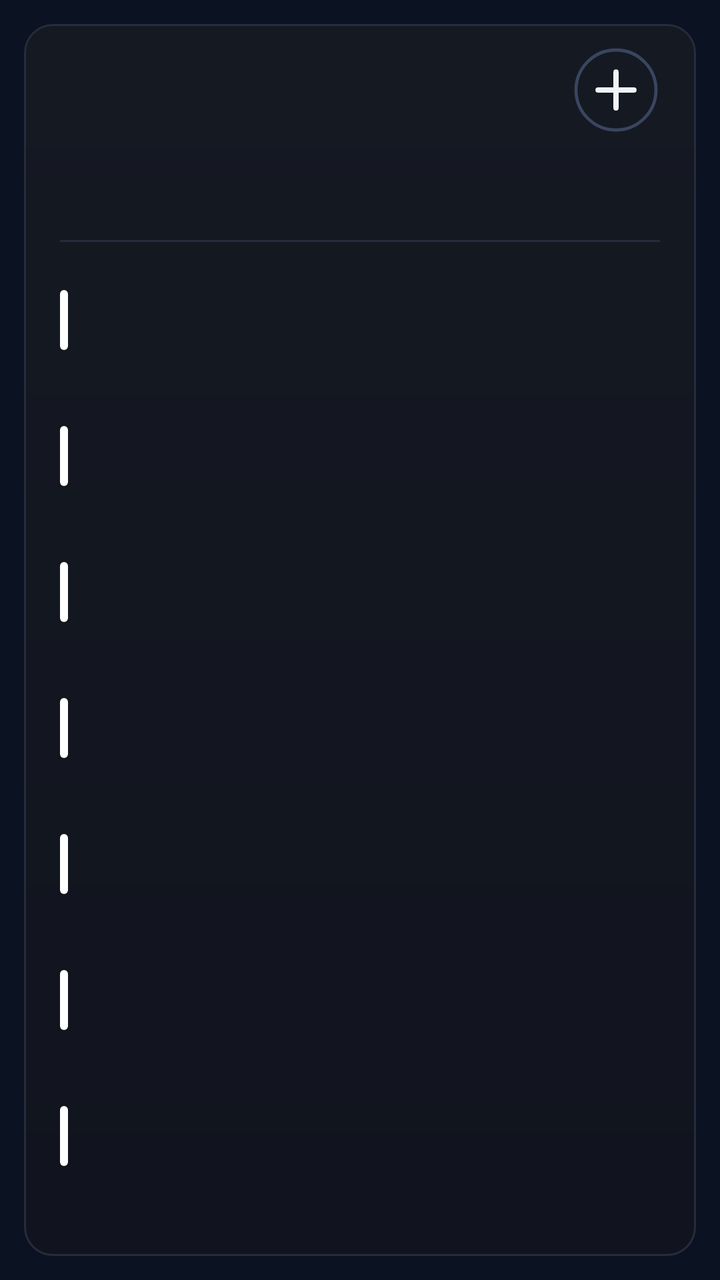
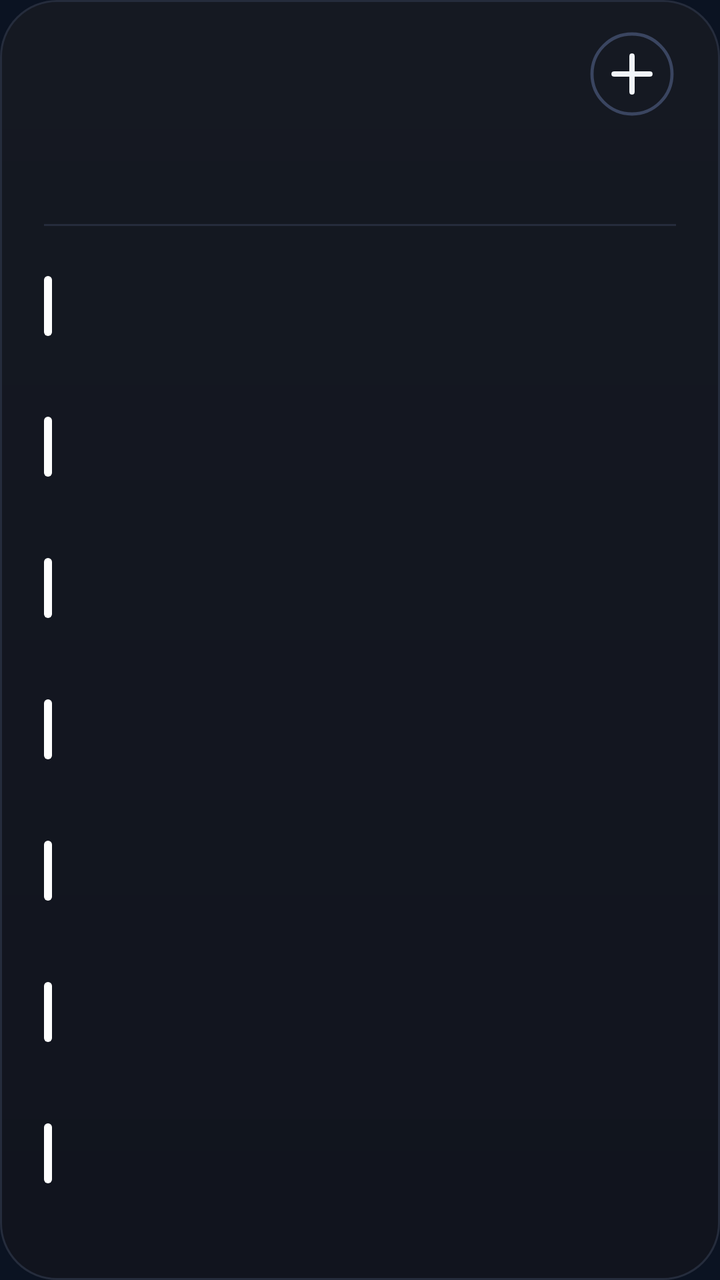

Compare the two renders of this Android layout. The source of the first and the diff that turns it into the second are given below.
<!-- AndroidManifest.xml: application theme AppTheme -->
<!-- res/layout/cal_k7.xml -->
<?xml version="1.0" encoding="utf-8"?>
<FrameLayout xmlns:android="http://schemas.android.com/apk/res/android"
    android:id="@+id/root"
    android:layout_width="match_parent"
    android:layout_height="match_parent"
    android:padding="12dp">

    <LinearLayout
        android:id="@+id/panel"
        android:layout_width="match_parent"
        android:layout_height="match_parent"
        android:background="@drawable/cal_panel"
        android:orientation="vertical"
        android:paddingStart="18dp"
        android:paddingTop="9dp"
        android:paddingEnd="18dp"
        android:paddingBottom="12dp">

        
        <LinearLayout
            android:layout_width="match_parent"
            android:layout_height="48dp"
            android:gravity="center_vertical"
            android:orientation="horizontal">
        <ImageView
            android:id="@+id/cal_day"
            android:layout_width="wrap_content"
            android:layout_height="47dp"
            android:adjustViewBounds="true"
            android:scaleType="fitStart" />

            <LinearLayout
                android:layout_width="0dp"
                android:layout_height="wrap_content"
                android:layout_marginStart="12dp"
                android:layout_weight="1"
                android:orientation="vertical">
                <ImageView
                    android:id="@+id/cal_month"
                    android:layout_width="match_parent"
                    android:layout_height="23dp"
                    android:adjustViewBounds="true"
                    android:scaleType="fitStart" />
                <ImageView
                    android:id="@+id/cal_sub"
                    android:layout_width="match_parent"
                    android:layout_height="16dp"
                    android:adjustViewBounds="true"
                    android:layout_marginTop="2dp"
                    android:scaleType="fitStart" />
            </LinearLayout>

            <ImageView
                android:id="@+id/btn_add"
                android:layout_width="44dp"
                android:layout_height="44dp"
                android:contentDescription="New event"
                android:src="@drawable/ic_cal_add" />
        </LinearLayout>

        
        <LinearLayout
            android:layout_width="match_parent"
            android:layout_height="44dp"
            android:layout_marginTop="2dp"
            android:orientation="horizontal">
            <LinearLayout
                android:layout_width="0dp"
                android:layout_height="match_parent"
                android:layout_weight="1"
                android:gravity="center_horizontal"
                android:orientation="vertical">
                <ImageView
                    android:id="@+id/wk_label_0"
                    android:layout_width="wrap_content"
                    android:layout_height="14dp"
                    android:adjustViewBounds="true"
                    android:scaleType="fitCenter" />
                <ImageView
                    android:id="@+id/wk_num_0"
                    android:layout_width="26dp"
                    android:layout_height="26dp"
                    android:adjustViewBounds="true"
                    android:layout_marginTop="3dp"
                    android:scaleType="fitCenter" />
            </LinearLayout>
            <LinearLayout
                android:layout_width="0dp"
                android:layout_height="match_parent"
                android:layout_weight="1"
                android:gravity="center_horizontal"
                android:orientation="vertical">
                <ImageView
                    android:id="@+id/wk_label_1"
                    android:layout_width="wrap_content"
                    android:layout_height="14dp"
                    android:adjustViewBounds="true"
                    android:scaleType="fitCenter" />
                <ImageView
                    android:id="@+id/wk_num_1"
                    android:layout_width="26dp"
                    android:layout_height="26dp"
                    android:adjustViewBounds="true"
                    android:layout_marginTop="3dp"
                    android:scaleType="fitCenter" />
            </LinearLayout>
            <LinearLayout
                android:layout_width="0dp"
                android:layout_height="match_parent"
                android:layout_weight="1"
                android:gravity="center_horizontal"
                android:orientation="vertical">
                <ImageView
                    android:id="@+id/wk_label_2"
                    android:layout_width="wrap_content"
                    android:layout_height="14dp"
                    android:adjustViewBounds="true"
                    android:scaleType="fitCenter" />
                <ImageView
                    android:id="@+id/wk_num_2"
                    android:layout_width="26dp"
                    android:layout_height="26dp"
                    android:adjustViewBounds="true"
                    android:layout_marginTop="3dp"
                    android:scaleType="fitCenter" />
            </LinearLayout>
            <LinearLayout
                android:layout_width="0dp"
                android:layout_height="match_parent"
                android:layout_weight="1"
                android:gravity="center_horizontal"
                android:orientation="vertical">
                <ImageView
                    android:id="@+id/wk_label_3"
                    android:layout_width="wrap_content"
                    android:layout_height="14dp"
                    android:adjustViewBounds="true"
                    android:scaleType="fitCenter" />
                <ImageView
                    android:id="@+id/wk_num_3"
                    android:layout_width="26dp"
                    android:layout_height="26dp"
                    android:adjustViewBounds="true"
                    android:layout_marginTop="3dp"
                    android:scaleType="fitCenter" />
            </LinearLayout>
            <LinearLayout
                android:layout_width="0dp"
                android:layout_height="match_parent"
                android:layout_weight="1"
                android:gravity="center_horizontal"
                android:orientation="vertical">
                <ImageView
                    android:id="@+id/wk_label_4"
                    android:layout_width="wrap_content"
                    android:layout_height="14dp"
                    android:adjustViewBounds="true"
                    android:scaleType="fitCenter" />
                <ImageView
                    android:id="@+id/wk_num_4"
                    android:layout_width="26dp"
                    android:layout_height="26dp"
                    android:adjustViewBounds="true"
                    android:layout_marginTop="3dp"
                    android:scaleType="fitCenter" />
            </LinearLayout>
            <LinearLayout
                android:layout_width="0dp"
                android:layout_height="match_parent"
                android:layout_weight="1"
                android:gravity="center_horizontal"
                android:orientation="vertical">
                <ImageView
                    android:id="@+id/wk_label_5"
                    android:layout_width="wrap_content"
                    android:layout_height="14dp"
                    android:adjustViewBounds="true"
                    android:scaleType="fitCenter" />
                <ImageView
                    android:id="@+id/wk_num_5"
                    android:layout_width="26dp"
                    android:layout_height="26dp"
                    android:adjustViewBounds="true"
                    android:layout_marginTop="3dp"
                    android:scaleType="fitCenter" />
            </LinearLayout>
            <LinearLayout
                android:layout_width="0dp"
                android:layout_height="match_parent"
                android:layout_weight="1"
                android:gravity="center_horizontal"
                android:orientation="vertical">
                <ImageView
                    android:id="@+id/wk_label_6"
                    android:layout_width="wrap_content"
                    android:layout_height="14dp"
                    android:adjustViewBounds="true"
                    android:scaleType="fitCenter" />
                <ImageView
                    android:id="@+id/wk_num_6"
                    android:layout_width="26dp"
                    android:layout_height="26dp"
                    android:adjustViewBounds="true"
                    android:layout_marginTop="3dp"
                    android:scaleType="fitCenter" />
            </LinearLayout>
        </LinearLayout>

        <ImageView
            android:layout_width="match_parent"
            android:layout_height="1dp"
            android:layout_marginTop="5dp"
            android:layout_marginBottom="5dp"
            android:scaleType="fitXY"
            android:src="@drawable/cal_divider" />

        
        <LinearLayout
            android:layout_width="match_parent"
            android:layout_height="0dp"
            android:layout_weight="1"
            android:orientation="vertical">
        <LinearLayout
            android:id="@+id/cal_row_0"
            android:layout_width="match_parent"
            android:layout_height="0dp"
            android:layout_weight="1"
            android:gravity="center_vertical"
            android:orientation="horizontal">

            <ImageView
                android:id="@+id/cal_bar_0"
                android:layout_width="4dp"
                android:layout_height="30dp"
                android:layout_marginEnd="11dp"
                android:scaleType="fitXY"
                android:src="@drawable/cal_bar" />

            <LinearLayout
                android:layout_width="0dp"
                android:layout_height="wrap_content"
                android:layout_weight="1"
                android:orientation="vertical">

                <LinearLayout
                    android:layout_width="match_parent"
                    android:layout_height="wrap_content"
                    android:orientation="horizontal">
                    <ImageView
                        android:id="@+id/cal_time_0"
                        android:layout_width="wrap_content"
                        android:layout_height="16dp"
                        android:adjustViewBounds="true"
                        android:scaleType="fitStart" />
                    <ImageView
                        android:id="@+id/cal_hint_0"
                        android:layout_width="wrap_content"
                        android:layout_height="16dp"
                        android:adjustViewBounds="true"
                        android:layout_marginStart="9dp"
                        android:scaleType="fitStart" />
                </LinearLayout>
                <ImageView
                    android:id="@+id/cal_title_0"
                    android:layout_width="match_parent"
                    android:layout_height="22dp"
                    android:adjustViewBounds="true"
                    android:layout_marginTop="1dp"
                    android:scaleType="fitStart" />
            </LinearLayout>
        </LinearLayout>
        <LinearLayout
            android:id="@+id/cal_row_1"
            android:layout_width="match_parent"
            android:layout_height="0dp"
            android:layout_weight="1"
            android:gravity="center_vertical"
            android:orientation="horizontal">

            <ImageView
                android:id="@+id/cal_bar_1"
                android:layout_width="4dp"
                android:layout_height="30dp"
                android:layout_marginEnd="11dp"
                android:scaleType="fitXY"
                android:src="@drawable/cal_bar" />

            <LinearLayout
                android:layout_width="0dp"
                android:layout_height="wrap_content"
                android:layout_weight="1"
                android:orientation="vertical">

                <LinearLayout
                    android:layout_width="match_parent"
                    android:layout_height="wrap_content"
                    android:orientation="horizontal">
                    <ImageView
                        android:id="@+id/cal_time_1"
                        android:layout_width="wrap_content"
                        android:layout_height="16dp"
                        android:adjustViewBounds="true"
                        android:scaleType="fitStart" />
                    <ImageView
                        android:id="@+id/cal_hint_1"
                        android:layout_width="wrap_content"
                        android:layout_height="16dp"
                        android:adjustViewBounds="true"
                        android:layout_marginStart="9dp"
                        android:scaleType="fitStart" />
                </LinearLayout>
                <ImageView
                    android:id="@+id/cal_title_1"
                    android:layout_width="match_parent"
                    android:layout_height="22dp"
                    android:adjustViewBounds="true"
                    android:layout_marginTop="1dp"
                    android:scaleType="fitStart" />
            </LinearLayout>
        </LinearLayout>
        <LinearLayout
            android:id="@+id/cal_row_2"
            android:layout_width="match_parent"
            android:layout_height="0dp"
            android:layout_weight="1"
            android:gravity="center_vertical"
            android:orientation="horizontal">

            <ImageView
                android:id="@+id/cal_bar_2"
                android:layout_width="4dp"
                android:layout_height="30dp"
                android:layout_marginEnd="11dp"
                android:scaleType="fitXY"
                android:src="@drawable/cal_bar" />

            <LinearLayout
                android:layout_width="0dp"
                android:layout_height="wrap_content"
                android:layout_weight="1"
                android:orientation="vertical">

                <LinearLayout
                    android:layout_width="match_parent"
                    android:layout_height="wrap_content"
                    android:orientation="horizontal">
                    <ImageView
                        android:id="@+id/cal_time_2"
                        android:layout_width="wrap_content"
                        android:layout_height="16dp"
                        android:adjustViewBounds="true"
                        android:scaleType="fitStart" />
                    <ImageView
                        android:id="@+id/cal_hint_2"
                        android:layout_width="wrap_content"
                        android:layout_height="16dp"
                        android:adjustViewBounds="true"
                        android:layout_marginStart="9dp"
                        android:scaleType="fitStart" />
                </LinearLayout>
                <ImageView
                    android:id="@+id/cal_title_2"
                    android:layout_width="match_parent"
                    android:layout_height="22dp"
                    android:adjustViewBounds="true"
                    android:layout_marginTop="1dp"
                    android:scaleType="fitStart" />
            </LinearLayout>
        </LinearLayout>
        <LinearLayout
            android:id="@+id/cal_row_3"
            android:layout_width="match_parent"
            android:layout_height="0dp"
            android:layout_weight="1"
            android:gravity="center_vertical"
            android:orientation="horizontal">

            <ImageView
                android:id="@+id/cal_bar_3"
                android:layout_width="4dp"
                android:layout_height="30dp"
                android:layout_marginEnd="11dp"
                android:scaleType="fitXY"
                android:src="@drawable/cal_bar" />

            <LinearLayout
                android:layout_width="0dp"
                android:layout_height="wrap_content"
                android:layout_weight="1"
                android:orientation="vertical">

                <LinearLayout
                    android:layout_width="match_parent"
                    android:layout_height="wrap_content"
                    android:orientation="horizontal">
                    <ImageView
                        android:id="@+id/cal_time_3"
                        android:layout_width="wrap_content"
                        android:layout_height="16dp"
                        android:adjustViewBounds="true"
                        android:scaleType="fitStart" />
                    <ImageView
                        android:id="@+id/cal_hint_3"
                        android:layout_width="wrap_content"
                        android:layout_height="16dp"
                        android:adjustViewBounds="true"
                        android:layout_marginStart="9dp"
                        android:scaleType="fitStart" />
                </LinearLayout>
                <ImageView
                    android:id="@+id/cal_title_3"
                    android:layout_width="match_parent"
                    android:layout_height="22dp"
                    android:adjustViewBounds="true"
                    android:layout_marginTop="1dp"
                    android:scaleType="fitStart" />
            </LinearLayout>
        </LinearLayout>
        <LinearLayout
            android:id="@+id/cal_row_4"
            android:layout_width="match_parent"
            android:layout_height="0dp"
            android:layout_weight="1"
            android:gravity="center_vertical"
            android:orientation="horizontal">

            <ImageView
                android:id="@+id/cal_bar_4"
                android:layout_width="4dp"
                android:layout_height="30dp"
                android:layout_marginEnd="11dp"
                android:scaleType="fitXY"
                android:src="@drawable/cal_bar" />

            <LinearLayout
                android:layout_width="0dp"
                android:layout_height="wrap_content"
                android:layout_weight="1"
                android:orientation="vertical">

                <LinearLayout
                    android:layout_width="match_parent"
                    android:layout_height="wrap_content"
                    android:orientation="horizontal">
                    <ImageView
                        android:id="@+id/cal_time_4"
                        android:layout_width="wrap_content"
                        android:layout_height="16dp"
                        android:adjustViewBounds="true"
                        android:scaleType="fitStart" />
                    <ImageView
                        android:id="@+id/cal_hint_4"
                        android:layout_width="wrap_content"
                        android:layout_height="16dp"
                        android:adjustViewBounds="true"
                        android:layout_marginStart="9dp"
                        android:scaleType="fitStart" />
                </LinearLayout>
                <ImageView
                    android:id="@+id/cal_title_4"
                    android:layout_width="match_parent"
                    android:layout_height="22dp"
                    android:adjustViewBounds="true"
                    android:layout_marginTop="1dp"
                    android:scaleType="fitStart" />
            </LinearLayout>
        </LinearLayout>
        <LinearLayout
            android:id="@+id/cal_row_5"
            android:layout_width="match_parent"
            android:layout_height="0dp"
            android:layout_weight="1"
            android:gravity="center_vertical"
            android:orientation="horizontal">

            <ImageView
                android:id="@+id/cal_bar_5"
                android:layout_width="4dp"
                android:layout_height="30dp"
                android:layout_marginEnd="11dp"
                android:scaleType="fitXY"
                android:src="@drawable/cal_bar" />

            <LinearLayout
                android:layout_width="0dp"
                android:layout_height="wrap_content"
                android:layout_weight="1"
                android:orientation="vertical">

                <LinearLayout
                    android:layout_width="match_parent"
                    android:layout_height="wrap_content"
                    android:orientation="horizontal">
                    <ImageView
                        android:id="@+id/cal_time_5"
                        android:layout_width="wrap_content"
                        android:layout_height="16dp"
                        android:adjustViewBounds="true"
                        android:scaleType="fitStart" />
                    <ImageView
                        android:id="@+id/cal_hint_5"
                        android:layout_width="wrap_content"
                        android:layout_height="16dp"
                        android:adjustViewBounds="true"
                        android:layout_marginStart="9dp"
                        android:scaleType="fitStart" />
                </LinearLayout>
                <ImageView
                    android:id="@+id/cal_title_5"
                    android:layout_width="match_parent"
                    android:layout_height="22dp"
                    android:adjustViewBounds="true"
                    android:layout_marginTop="1dp"
                    android:scaleType="fitStart" />
            </LinearLayout>
        </LinearLayout>
        <LinearLayout
            android:id="@+id/cal_row_6"
            android:layout_width="match_parent"
            android:layout_height="0dp"
            android:layout_weight="1"
            android:gravity="center_vertical"
            android:orientation="horizontal">

            <ImageView
                android:id="@+id/cal_bar_6"
                android:layout_width="4dp"
                android:layout_height="30dp"
                android:layout_marginEnd="11dp"
                android:scaleType="fitXY"
                android:src="@drawable/cal_bar" />

            <LinearLayout
                android:layout_width="0dp"
                android:layout_height="wrap_content"
                android:layout_weight="1"
                android:orientation="vertical">

                <LinearLayout
                    android:layout_width="match_parent"
                    android:layout_height="wrap_content"
                    android:orientation="horizontal">
                    <ImageView
                        android:id="@+id/cal_time_6"
                        android:layout_width="wrap_content"
                        android:layout_height="16dp"
                        android:adjustViewBounds="true"
                        android:scaleType="fitStart" />
                    <ImageView
                        android:id="@+id/cal_hint_6"
                        android:layout_width="wrap_content"
                        android:layout_height="16dp"
                        android:adjustViewBounds="true"
                        android:layout_marginStart="9dp"
                        android:scaleType="fitStart" />
                </LinearLayout>
                <ImageView
                    android:id="@+id/cal_title_6"
                    android:layout_width="match_parent"
                    android:layout_height="22dp"
                    android:adjustViewBounds="true"
                    android:layout_marginTop="1dp"
                    android:scaleType="fitStart" />
            </LinearLayout>
        </LinearLayout>
        </LinearLayout>
        <ImageView
            android:id="@+id/cal_more"
            android:layout_width="match_parent"
            android:layout_height="14dp"
            android:adjustViewBounds="true"
            android:scaleType="fitEnd" />
    </LinearLayout>
</FrameLayout>
<!-- resources referenced by this layout -->
<resources>
  <!-- drawable cal_bar (drawable) -->
  <?xml version="1.0" encoding="utf-8"?>
  <shape xmlns:android="http://schemas.android.com/apk/res/android" android:shape="rectangle">
      <solid android:color="#FFFFFFFF" />
      <corners android:radius="2dp" />
  </shape>
  <!-- drawable cal_divider (drawable) -->
  <?xml version="1.0" encoding="utf-8"?>
  <shape xmlns:android="http://schemas.android.com/apk/res/android" android:shape="rectangle">
      <solid android:color="#FF252C3C" />
  </shape>
  <!-- drawable cal_panel (drawable) -->
  <?xml version="1.0" encoding="utf-8"?>
  <shape xmlns:android="http://schemas.android.com/apk/res/android" android:shape="rectangle">
      <gradient android:angle="270" android:startColor="#FF151922" android:endColor="#FF11141E" />
      <stroke android:width="1dp" android:color="#FF252C3C" />
      <corners android:radius="14dp" />
  </shape>
  <!-- drawable ic_cal_add (drawable) -->
  <?xml version="1.0" encoding="utf-8"?>
  <vector xmlns:android="http://schemas.android.com/apk/res/android"
      android:width="44dp"
      android:height="44dp"
      android:viewportWidth="44"
      android:viewportHeight="44">
      <path
          android:pathData="M22,22m-20,0a20,20 0,1 1,40 0a20,20 0,1 1,-40 0"
          android:strokeColor="#FF3A4560"
          android:strokeWidth="1.6" />
      <path
          android:pathData="M13,22L31,22M22,13L22,31"
          android:strokeColor="#FFF1F5F9"
          android:strokeLineCap="round"
          android:strokeWidth="2.6" />
  </vector>
  <style name="AppTheme" parent="@android:style/Theme.DeviceDefault.NoActionBar">
          <item name="android:colorAccent">#DF8B35</item>
          <item name="android:colorControlActivated">#DF8B35</item>
          <item name="android:windowBackground">#0B1322</item>
          <item name="android:statusBarColor">#0E111A</item>
          <item name="android:navigationBarColor">#0B1322</item>
          <item name="android:textColorHint">#718096</item>
      </style>
</resources>

<!-- the commit's change to res/layout/cal_k7.xml (unified diff, before → after) -->
@@ -3,7 +3,7 @@
     android:id="@+id/root"
     android:layout_width="match_parent"
     android:layout_height="match_parent"
-    android:padding="12dp">
+    android:padding="0dp">
 
     <LinearLayout
         android:id="@+id/panel"
@@ -11,10 +11,10 @@
         android:layout_height="match_parent"
         android:background="@drawable/cal_panel"
         android:orientation="vertical"
-        android:paddingStart="18dp"
-        android:paddingTop="9dp"
-        android:paddingEnd="18dp"
-        android:paddingBottom="12dp">
+        android:paddingStart="22dp"
+        android:paddingTop="13dp"
+        android:paddingEnd="22dp"
+        android:paddingBottom="14dp">
 
         
         <LinearLayout
<!-- resource entries referenced after the edit -->
@@ -16,7 +16,7 @@
   <shape xmlns:android="http://schemas.android.com/apk/res/android" android:shape="rectangle">
       <gradient android:angle="270" android:startColor="#FF151922" android:endColor="#FF11141E" />
       <stroke android:width="1dp" android:color="#FF252C3C" />
-      <corners android:radius="14dp" />
+      <corners android:radius="@dimen/widget_radius" />
   </shape>
   <!-- drawable ic_cal_add (drawable) -->
   <?xml version="1.0" encoding="utf-8"?>
@@ -43,5 +43,6 @@
           <item name="android:navigationBarColor">#0B1322</item>
           <item name="android:textColorHint">#718096</item>
       </style>
+  <dimen name="widget_radius">20dp</dimen>
 </resources>
 
